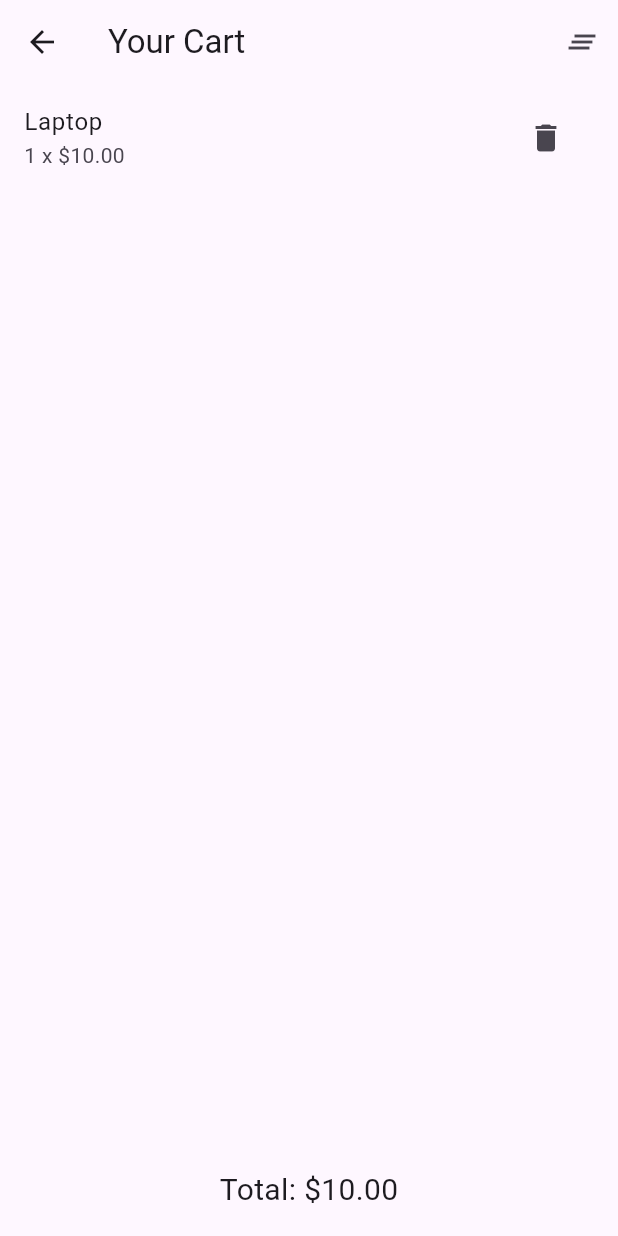
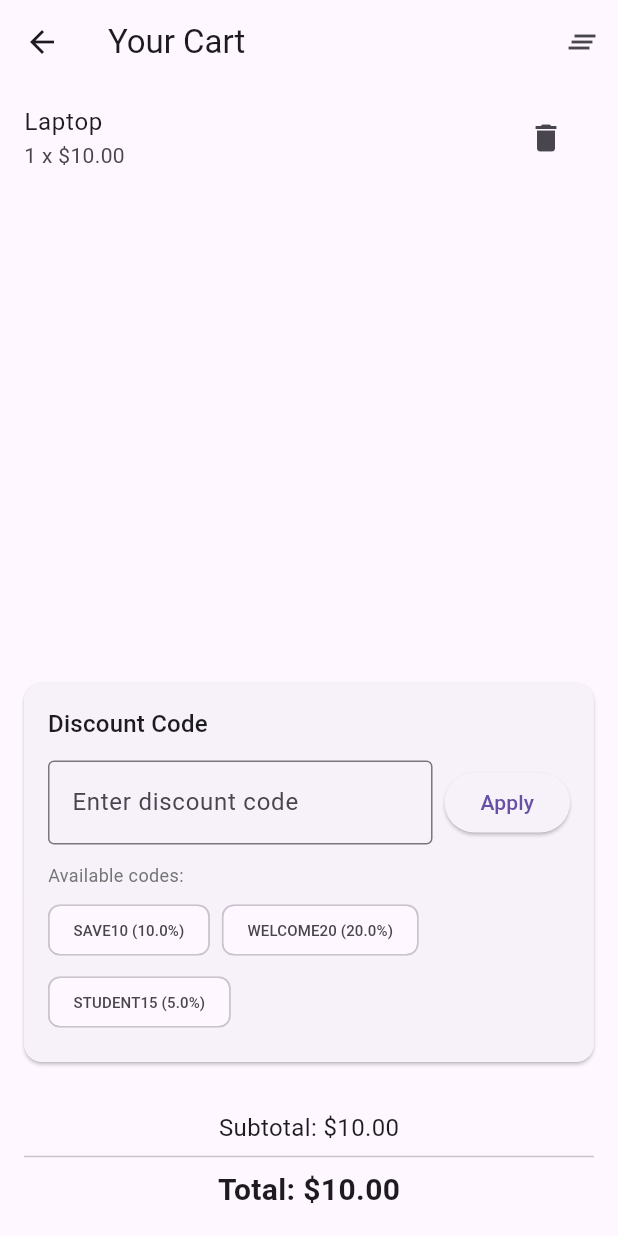
Before and after one commit to campodonico3/real_world_provider, a Flutter app: the screen it shows after launch, after a tap on the "add shopping cart" icon, after a tap on the "shopping cart" icon, on a phone screen of 412 x 824 dp. Run offline on Flutter 3.47's test engine with Material 3 defaults, Android fonts, the phone set to English and light mode, and no system bars.

Commit message:
feat: Add discount functionality to cart
This commit introduces a discount system to the application's shopping cart.

Key changes:

- **CartProvider:**
    - Renamed `totalPrice` getter to `subtotal`.
    - Added new getters: `totalPrice` (currently mirrors `subtotal`), `isEmpty`, and `itemCount`.
- **New `DiscountWidget`:**
    - Allows users to enter and apply discount codes.
    - Displays feedback on discount application (success, invalid, expired).
    - Shows available discount codes for user convenience.
    - Integrates with `DiscountProvider` and `CartProvider`.
- **CartScreen:**
    - Integrated the new `DiscountWidget`.
    - Updated the cart summary to display subtotal, discount amount (if applicable), and final total.
- **main.dart:**
    - Added `DiscountProvider` to the list of providers.
- **New `discount_model.dart`:**
    - Defines `DiscountCode` model for representing discount codes (code, percentage, minAmount, description, isActive).
    - Defines `AppliedDiscount` model for representing an applied discount (discountCode, discountAmount).
- **New `DiscountProvider`:**
    - Manages the state of discounts (applied discount, status, error messages).
    - Contains a simulated list of available discount codes.
    - Implements logic to:
        - Apply a discount code, including validation (code existence, activity status, minimum cart total).
        - Calculate the discount amount.
        - Calculate the final total after discount.
        - Remove an applied discount.
    - Includes debug logging for discount operations.

```diff
--- a/lib/main.dart
+++ b/lib/main.dart
@@ -1,6 +1,7 @@
 import 'package:flutter/material.dart';
 import 'package:provider/provider.dart';
 import 'package:real_world_provider/providers/cart_provider.dart';
+import 'package:real_world_provider/providers/discount_provider.dart';
 import 'package:real_world_provider/providers/product_provider.dart';
 import 'package:real_world_provider/screens/cart_screen.dart';
 import 'package:real_world_provider/screens/product_screen.dart';
@@ -11,6 +12,7 @@ void main() {
       providers: [
         ChangeNotifierProvider(create: (context) => ProductProvider()),
         ChangeNotifierProvider(create: (context) => CartProvider()),
+        ChangeNotifierProvider(create: (context) => DiscountProvider()),
       ],
       child: MaterialApp(
         debugShowCheckedModeBanner: false,
--- /dev/null
+++ b/lib/models/discount_model.dart
@@ -0,0 +1,26 @@
+class DiscountCode {
+  final String code;
+  final double percentage;
+  final double minAmount;
+  final String description;
+  final bool isActive;
+
+  DiscountCode({
+    required this.code,
+    required this.percentage,
+    this.minAmount = 0.0,
+    required this.description,
+    this.isActive = true,
+  });
+}
+
+// Estado del descuento aplicado
+class AppliedDiscount {
+  final DiscountCode discountCode;
+  final double discountAmount;
+
+  AppliedDiscount({
+    required this.discountCode,
+    required this.discountAmount,
+  });
+}
--- a/lib/providers/cart_provider.dart
+++ b/lib/providers/cart_provider.dart
@@ -36,10 +36,15 @@ class CartProvider with ChangeNotifier {
     notifyListeners();
   }
 
-  double get totalPrice => _items.values.fold(
+  double get subtotal  => _items.values.fold(
       0.0,
       (sum, cartItem) => sum + cartItem.product.price * cartItem.quantity,
     );
 
+  double get totalPrice => subtotal;
+  bool get isEmpty => _items.isEmpty;
+  int get itemCount => _items.length;
+
+
   bool get noVacia => _items.isNotEmpty;
 }
--- /dev/null
+++ b/lib/providers/discount_provider.dart
@@ -0,0 +1,134 @@
+import 'package:flutter/foundation.dart';
+import '../models/discount_model.dart';
+import 'dart:developer' as developer;
+
+enum DiscountStatus { none, loading, applied, invalid, expired }
+
+class DiscountProvider with ChangeNotifier {
+  // Base de datos simulada de códigos de descuento
+  final List<DiscountCode> _availableCodes = [
+    DiscountCode(
+      code: 'SAVE10',
+      percentage: 10.0,
+      description: 'Save 10% on orders over \$50',
+    ),
+    DiscountCode(
+      code: 'WELCOME20',
+      percentage: 20.0,
+      minAmount: 50.0,
+      description: 'Save 20% on orders over \$50',
+    ),
+    DiscountCode(
+      code: 'STUDENT15',
+      percentage: 5.0,
+      description: '15% off for students',
+    ),
+  ];
+
+  // Estado del descuento
+  AppliedDiscount? _appliedDiscount; // Guarda el descuento aplicado (o null si no hay ninguno)
+  DiscountStatus _status = DiscountStatus.none; // Guarda el estado de descuento
+  String _errorMessage = ''; // Texto de error
+
+  // Getters
+  AppliedDiscount? get appliedDiscount => _appliedDiscount;
+  DiscountStatus get status => _status;
+  String get errorMessage => _errorMessage;
+  bool get hasDiscount => _appliedDiscount != null;
+
+  // Calcular descuento para un total dado
+  // ---> Nota: aquí devolvemos el monto ya "fijado" cuando se aplicó el cupón.
+  double calculateDiscountAmount(double originalTotal) {
+    if (!hasDiscount) {
+      if (kDebugMode) {
+        debugPrint(
+          '[DiscountProvider] calculateDiscountAmount called but no discount',
+        );
+      }
+      return 0.0;
+    }
+    return originalTotal * (_appliedDiscount!.discountCode.percentage / 100);
+  }
+
+  // Calcular el total final con el descuento aplicado
+  double calculateFinalTotal(double originalTotal) {
+    return originalTotal - calculateDiscountAmount(originalTotal);
+  }
+
+  // Aplicar el código de descuento
+  Future<void> applyDiscountCode(String code, double cartTotal) async {
+    debugPrint(
+      "🔍 [DiscountProvider] - Iniciando validación del código: $code con carrito = $cartTotal",
+    );
+
+    _status = DiscountStatus.loading;
+    _errorMessage = '';
+    notifyListeners();
+
+    try {
+      // Simulamos delay de validación como si fuera una llamada a API
+      await Future.delayed(Duration(seconds: 2));
+      debugPrint("⏳ Simulación de delay completada...");
+
+      // Buscar el código en la "base de datos"
+      final discountCode = _availableCodes.firstWhere(
+        (discount) => discount.code.toUpperCase() == code.toUpperCase(),
+        orElse: () {
+          debugPrint("❌ Código no encontrado: $code");
+          return DiscountCode(code: '', percentage: 0, description: '');
+        },
+      );
+
+      // Validar código
+      if (discountCode.code.isEmpty) {
+        _status = DiscountStatus.invalid;
+        _errorMessage = 'Invalid discount code';
+        _appliedDiscount = null;
+        debugPrint("⚠️ Código inválido: $code");
+      } else if (!discountCode.isActive) {
+        _status = DiscountStatus.expired;
+        _errorMessage = 'This discount code has expired';
+        _appliedDiscount = null;
+        debugPrint("⛔ Código expirado: ${discountCode.code}");
+      } else if (cartTotal < discountCode.minAmount) {
+        _status = DiscountStatus.invalid;
+        _errorMessage =
+            'Minimum order amount: \$${discountCode.minAmount.toStringAsFixed(2)}';
+        _appliedDiscount = null;
+        debugPrint("⚠️ No cumple monto mínimo: ${discountCode.minAmount}");
+      } else {
+        // ✅ Código válido
+        _status = DiscountStatus.applied;
+        _errorMessage = '';
+        _appliedDiscount = AppliedDiscount(
+          discountCode: discountCode,
+          discountAmount: calculateDiscountAmount(cartTotal),
+        );
+        debugPrint(
+          "✅ Código aplicado: ${discountCode.code}",
+        );
+      }
+    } catch (e, stackTrace) {
+      // 🚨 Manejo seguro de errores inesperados
+      _status = DiscountStatus.invalid;
+      _errorMessage = 'Unexpected error while applying discount';
+      _appliedDiscount = null;
+      debugPrint("❌ Error inesperado: $e");
+      debugPrint("📄 StackTrace: $stackTrace");
+    }
+
+    notifyListeners();
+  }
+
+  // 🗑️ Remover descuento
+  void removeDiscount() {
+    debugPrint("🗑️ Eliminando descuento aplicado");
+    _appliedDiscount = null;
+    _status = DiscountStatus.none;
+    _errorMessage = '';
+    notifyListeners();
+  }
+
+  // 🎯 Obtener códigos disponibles para debbuging
+  List<DiscountCode> get availableCodes => _availableCodes;
+}
--- a/lib/screens/cart_screen.dart
+++ b/lib/screens/cart_screen.dart
@@ -1,8 +1,10 @@
 import 'package:flutter/material.dart';
 import 'package:provider/provider.dart';
+import 'package:real_world_provider/providers/discount_provider.dart';
 
 import '../models/cart_model.dart';
 import '../providers/cart_provider.dart';
+import '../widgets/discount_widget.dart';
 
 class CartScreen extends StatelessWidget {
   const CartScreen({super.key});
@@ -18,11 +20,11 @@ class CartScreen extends StatelessWidget {
         // Agregamos el botón de vaciar el carrito
         actions: [
           // MOSTRAMOS EL BTN SOLO SI HAY ITEMS EN EL CARRITO
-          if(cartProvider.noVacia)
+          if (cartProvider.noVacia)
             IconButton(
               onPressed: () {
                 cartProvider.clearCart();
-              } ,
+              },
               tooltip: 'Clear all',
               icon: Icon(Icons.clear_all_outlined),
             ),
@@ -39,15 +41,42 @@ class CartScreen extends StatelessWidget {
               },
             ),
           ),
-          Padding(
-            padding: const EdgeInsets.all(16.0),
-            child: Text(
-              'Total: \$${cartProvider.totalPrice.toStringAsFixed(2)}',
-              style: TextStyle(fontSize: 20),
-            ),
-          ),
+          DiscountWidget(),
+
+          _cartSummary(context),
         ],
       ),
+    );
+  }
+
+  Widget _cartSummary(BuildContext context) {
+    return Consumer2<CartProvider, DiscountProvider>(
+      builder: (context, cartProvider, discountProvider, child) {
+        final subTotal = cartProvider.totalPrice;
+        final discount = discountProvider.calculateDiscountAmount(subTotal);
+        final total = discountProvider.calculateFinalTotal(subTotal);
+
+        return Padding(
+          padding: EdgeInsets.all(16),
+          child: Column(
+            children: [
+              Text(
+                'Subtotal: \$${subTotal.toStringAsFixed(2)}',
+                style: TextStyle(fontSize: 16),
+              ),
+              if (discountProvider.hasDiscount)
+                Text(
+                  'Discount: -\$${discount.toStringAsFixed(2)}',
+                  style: TextStyle(fontSize: 16, color: Colors.red[700]),
+                ),
+              Divider(),
+              Text('Total: \$${total.toStringAsFixed(2)}',
+                style: TextStyle(fontSize: 20, fontWeight: FontWeight.bold,
+                ),)
+            ],
+          ),
+        );
+      },
     );
   }
 }
--- /dev/null
+++ b/lib/widgets/discount_widget.dart
@@ -0,0 +1,164 @@
+import 'package:flutter/material.dart';
+import 'package:provider/provider.dart';
+import 'package:real_world_provider/providers/discount_provider.dart';
+
+import '../providers/cart_provider.dart';
+
+class DiscountWidget extends StatefulWidget {
+  const DiscountWidget({super.key});
+
+  @override
+  State<DiscountWidget> createState() => _DiscountWidgetState();
+}
+
+class _DiscountWidgetState extends State<DiscountWidget> {
+  final TextEditingController _codeController = TextEditingController();
+
+  @override
+  void dispose() {
+    _codeController.dispose();
+    super.dispose();
+  }
+
+  @override
+  Widget build(BuildContext context) {
+    return Consumer2<DiscountProvider, CartProvider>(
+      builder: (context, discountProvider, cartProvider, child) {
+        return Card(
+          margin: EdgeInsets.all(16),
+          child: Padding(
+            padding: EdgeInsets.all(16),
+            child: Column(
+              crossAxisAlignment: CrossAxisAlignment.start,
+              children: [
+                Text(
+                  'Discount Code',
+                  style: Theme.of(context).textTheme.titleMedium,
+                ),
+                SizedBox(height: 12),
+                // Input field para el código
+                if (!discountProvider.hasDiscount) ...[
+                  Row(
+                    children: [
+                      Expanded(
+                        child: TextField(
+                          controller: _codeController,
+                          decoration: InputDecoration(
+                            hintText: 'Enter discount code',
+                            border: OutlineInputBorder(),
+                            errorText:
+                                discountProvider.status == DiscountStatus.invalid || discountProvider.status == DiscountStatus.expired
+                                ? discountProvider.errorMessage
+                                : null,
+                          ),
+                          textCapitalization: TextCapitalization.characters,
+                          enabled:
+                              discountProvider.status != DiscountStatus.loading,
+                        ),
+                      ),
+                      SizedBox(width: 8),
+                      ElevatedButton(
+                        onPressed:
+                            discountProvider.status == DiscountStatus.loading
+                            ? null
+                            : () => _applyDiscount(context, discountProvider, cartProvider),
+                        child: discountProvider.status == DiscountStatus.loading
+                            ? SizedBox(
+                                width: 16,
+                                height: 16,
+                                child: CircularProgressIndicator(
+                                  strokeWidth: 2,
+                                ),
+                              )
+                            : Text('Apply'),
+                      ),
+                    ],
+                  ),
+                ],
+
+                // 🎉 Descuento aplicando exitosamente
+                if (discountProvider.hasDiscount) ...[
+                  Container(
+                    padding: EdgeInsets.all(12),
+                    decoration: BoxDecoration(
+                      color: Colors.green[50],
+                      border: Border.all(color: Colors.green[200]!),
+                      borderRadius: BorderRadius.circular(8),
+                    ),
+                    child: Row(
+                      children: [
+                        Icon(Icons.check_circle, color: Colors.green),
+                        SizedBox(width: 8),
+                        Expanded(
+                          child: Column(
+                            crossAxisAlignment: CrossAxisAlignment.start,
+                            children: [
+                              Text(
+                                'Discount Applied!',
+                                style: TextStyle(
+                                  fontWeight: FontWeight.bold,
+                                  color: Colors.green[800],
+                                ),
+                              ),
+                              Text(
+                                discountProvider
+                                    .appliedDiscount!
+                                    .discountCode
+                                    .description,
+                                style: TextStyle(color: Colors.green[700]),
+                              ),
+                            ],
+                          ),
+                        ),
+                        IconButton(
+                          onPressed: discountProvider.removeDiscount,
+                          icon: Icon(Icons.close),
+                          color: Colors.green[700],
+                        ),
+                      ],
+                    ),
+                  ),
+                ],
+
+                // 🎁 Mostrar códigos disponibles
+                if (!discountProvider.hasDiscount &&
+                    discountProvider.status != DiscountStatus.loading) ...[
+                  SizedBox(height: 12),
+                  Text(
+                    'Available codes: ',
+                    style: TextStyle(fontSize: 12, color: Colors.grey[600]),
+                  ),
+                  SizedBox(height: 4),
+                  Wrap(
+                    spacing: 8,
+                    children: discountProvider.availableCodes.map((code) {
+                      return InkWell(
+                        onTap: () {
+                          _codeController.text = code.code;
+                        },
+                        child: Chip(
+                          label: Text(
+                            '${code.code} (${code.percentage}%)',
+                            style: TextStyle(fontSize: 10),
+                          ),
+                        ),
+                      );
+                    }).toList(),
+                  ),
+                ],
+              ],
+            ),
+          ),
+        );
+      },
+    );
+  }
+
+  void _applyDiscount(BuildContext context, DiscountProvider discountProvider, CartProvider cartProvider) {
+    final code = _codeController.text.trim();
+    print('[Discount Widget] - Code: ${code}');
+    if (code.isNotEmpty) {
+      discountProvider.applyDiscountCode(code, cartProvider.subtotal);
+    }
+  }
+}
```
